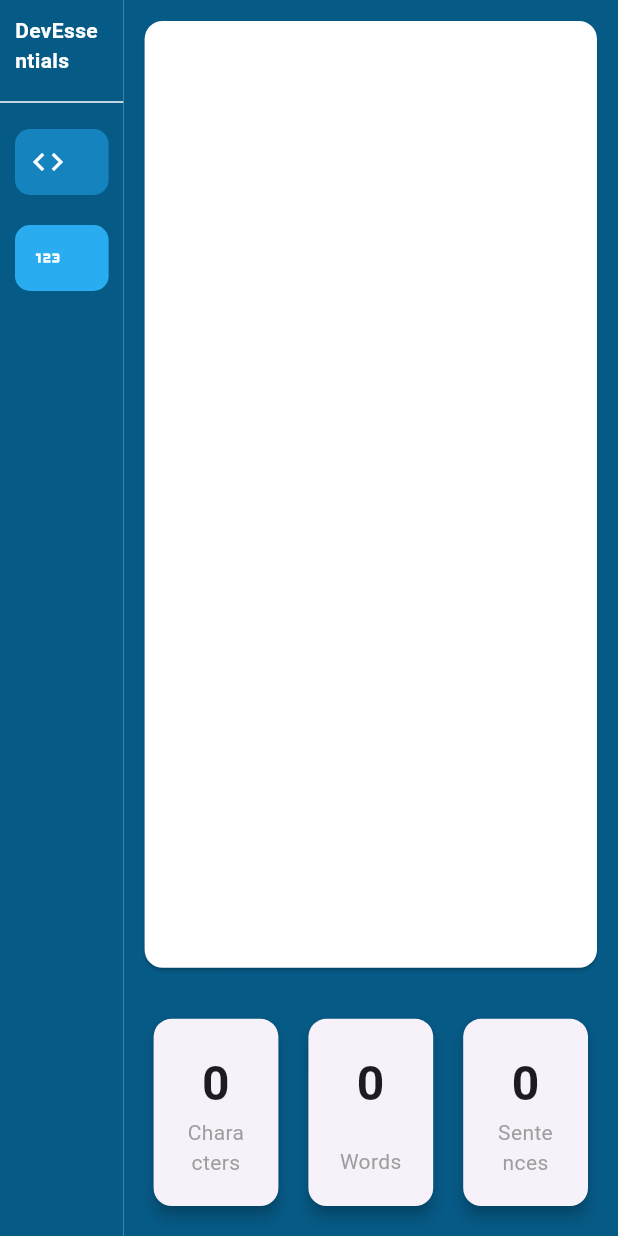
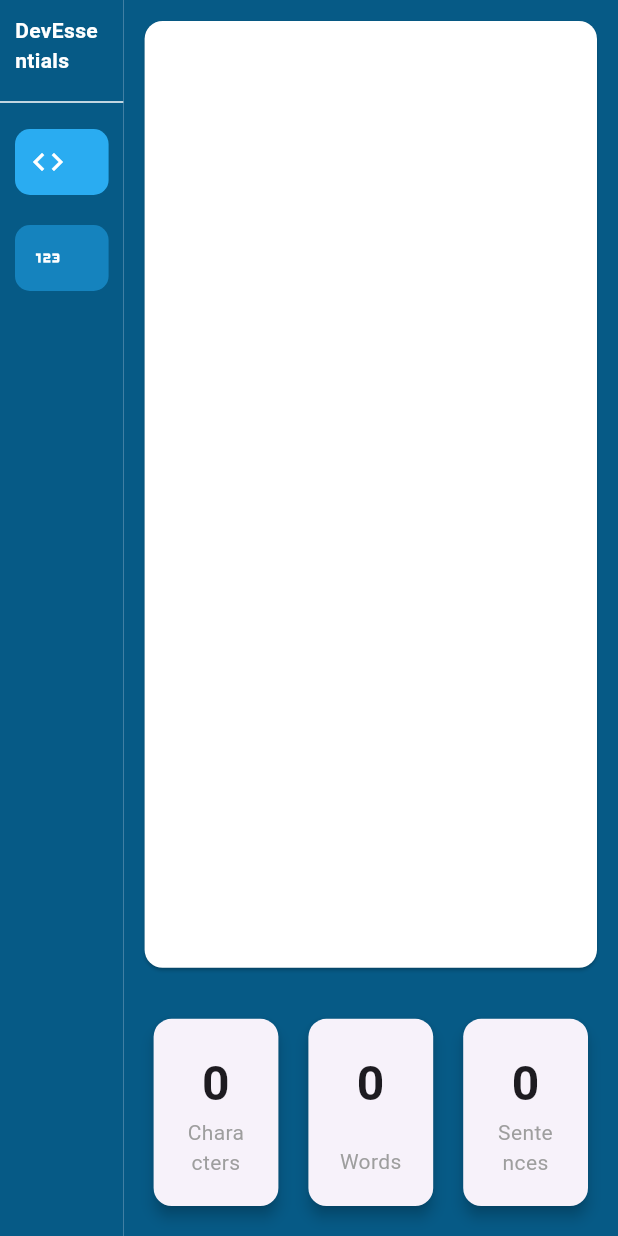
Before and after one commit to DevThibautMonin/dev_essentials, a Flutter app: the screen it shows after launch, after a tap on "JSON Formatter", on a phone screen of 412 x 824 dp. Run offline on Flutter 3.47's test engine with Material 3 defaults, Android fonts, the phone set to English and light mode, and no system bars.

Commit message:
tool selection

```diff
--- a/lib/presentation/toolbar.dart
+++ b/lib/presentation/toolbar.dart
@@ -1,3 +1,5 @@
+import 'package:dev_essentials/presentation/char_counter/char_counter_screen.dart';
+import 'package:dev_essentials/presentation/json_formatter/json_formatter_screen.dart';
 import 'package:dev_essentials/widgets/colors.dart';
 import 'package:dev_essentials/widgets/tool_item.dart';
 import 'package:flutter/material.dart';
@@ -10,6 +12,18 @@ class Toolbar extends StatefulWidget {
 }
 
 class _ToolbarState extends State<Toolbar> {
+  int _selectedIndex = 0;
+  List<Tool> tools = [
+    const Tool(title: "JSON Formatter", icon: Icons.code, widget: JsonFormatterScreen()),
+    const Tool(title: "Char Counter", icon: Icons.onetwothree, widget: CharCounterScreen()),
+  ];
+
+  void onToolSelected(int index) {
+    setState(() {
+      _selectedIndex = index;
+    });
+  }
+
   @override
   Widget build(BuildContext context) {
     return Expanded(
@@ -28,21 +42,18 @@ class _ToolbarState extends State<Toolbar> {
               color: Colors.white,
             ),
             Expanded(
-              child: ListView(
-                children: [
-                  ToolItem(
-                    icon: Icons.code,
-                    title: "JSON Formatter",
-                    isSelected: false,
-                    onTap: () {},
-                  ),
-                  ToolItem(
-                    icon: Icons.onetwothree,
-                    title: "Char Counter",
-                    isSelected: true,
-                    onTap: () {},
-                  ),
-                ],
+              child: ListView.builder(
+                itemCount: tools.length,
+                itemBuilder: (context, index) {
+                  return ToolItem(
+                    icon: tools[index].icon,
+                    title: tools[index].title,
+                    isSelected: _selectedIndex == index,
+                    onTap: () {
+                      onToolSelected(index);
+                    },
+                  );
+                },
               ),
             ),
           ],
@@ -51,3 +62,15 @@ class _ToolbarState extends State<Toolbar> {
     );
   }
 }
+
+class Tool {
+  final String title;
+  final IconData icon;
+  final Widget widget;
+
+  const Tool({
+    required this.title,
+    required this.icon,
+    required this.widget,
+  });
+}
--- a/lib/widgets/tool_item.dart
+++ b/lib/widgets/tool_item.dart
@@ -21,6 +21,8 @@ class ToolItem extends StatelessWidget {
       padding: const EdgeInsets.all(10),
       child: MouseRegion(
         cursor: SystemMouseCursors.click,
+        child: GestureDetector(
+          onTap: onTap,
           child: Container(
             decoration: BoxDecoration(
               color: isSelected ? const Color.fromARGB(255, 42, 172, 241) : const Color.fromARGB(255, 21, 131, 190),
@@ -28,8 +30,6 @@ class ToolItem extends StatelessWidget {
                 Radius.circular(10),
               ),
             ),
-          child: GestureDetector(
-            onTap: onTap,
             child: Padding(
               padding: const EdgeInsets.all(10),
               child: Row(
```
Lines whose indentation alone changed are shown as unchanged.
